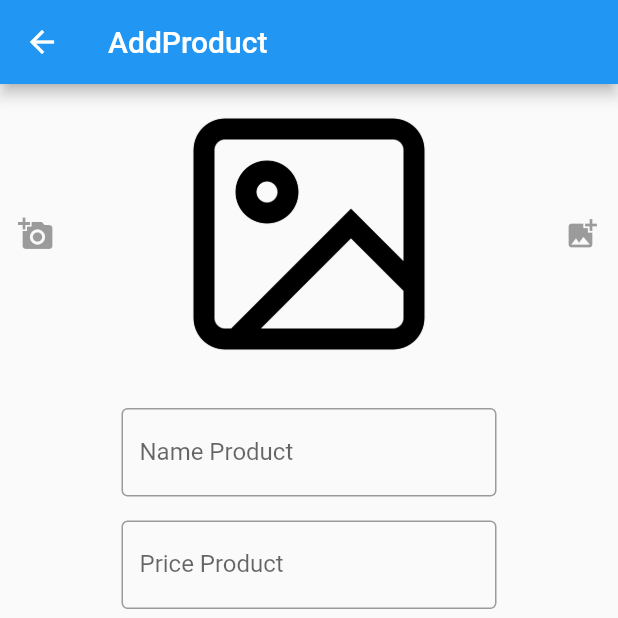
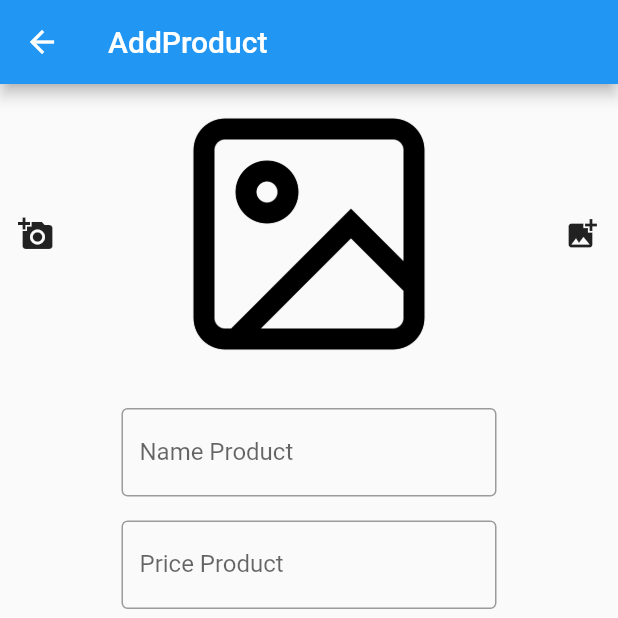
Before and after one commit to wnuntawat/armrciV2, a Flutter app: the AddProductShop screen opened directly, on a phone screen of 412 x 824 dp, the top half of it. Run offline on Flutter 3.47's test engine with Material 2 defaults, Android fonts, the phone set to English and light mode, and no system bars; our stand-ins replace dio, image_picker, shared_preferences; accounts and stored records are empty.

Commit message:
update 11.20

```diff
--- a/lib/page/add_product_shop.dart
+++ b/lib/page/add_product_shop.dart
@@ -1,5 +1,8 @@
+import 'dart:io';
+
 import 'package:armrci/utility/my_style.dart';
 import 'package:flutter/material.dart';
+import 'package:image_picker/image_picker.dart';
 
 class AddProductShop extends StatefulWidget {
   @override
@@ -7,6 +10,8 @@ class AddProductShop extends StatefulWidget {
 }
 
 class _AddProductShopState extends State<AddProductShop> {
+  File file;
+
   @override
   Widget build(BuildContext context) {
     return Scaffold(
@@ -29,34 +34,58 @@ class _AddProductShopState extends State<AddProductShop> {
   Widget nameForm() => Container(
         width: 250,
         margin: EdgeInsets.only(top: 16),
-        child: TextField(decoration: MyStyle().myInputDecoration('Name Product'),),
+        child: TextField(
+          decoration: MyStyle().myInputDecoration('Name Product'),
+        ),
       );
 
-
-Widget priceForm() => Container(
+  Widget priceForm() => Container(
         width: 250,
         margin: EdgeInsets.only(top: 16),
-        child: TextField(decoration: MyStyle().myInputDecoration('Price Product'),),
+        child: TextField(
+          decoration: MyStyle().myInputDecoration('Price Product'),
+        ),
       );
 
-      Widget detailForm() => Container(
+  Widget detailForm() => Container(
         width: 250,
         margin: EdgeInsets.only(top: 16),
-        child: TextField(decoration: MyStyle().myInputDecoration('Detail Product'),),
+        child: TextField(
+          decoration: MyStyle().myInputDecoration('Detail Product'),
+        ),
       );
 
+  Future<Null> chooseSource(ImageSource source) async {
+    try {
+      var object = await ImagePicker().getImage(
+        source: source,
+        maxWidth: 800,
+        maxHeight: 800,
+      );
+      setState(() {
+        file = File(object.path);
+      });
+    } catch (e) {}
+  }
 
   Widget imageGroup() => Row(
         mainAxisAlignment: MainAxisAlignment.spaceBetween,
         children: <Widget>[
-          IconButton(icon: Icon(Icons.add_a_photo), onPressed: null),
+          IconButton(
+            icon: Icon(Icons.add_a_photo),
+            onPressed: () => chooseSource(ImageSource.camera),
+          ),
           Container(
             padding: EdgeInsets.all(16),
             width: 200,
             height: 200,
-            child: Image.asset('images/pic.png'),
+            child:
+                file == null ? Image.asset('images/pic.png') : Image.file(file),
           ),
-          IconButton(icon: Icon(Icons.add_photo_alternate), onPressed: null),
+          IconButton(
+            icon: Icon(Icons.add_photo_alternate),
+            onPressed: () => chooseSource(ImageSource.gallery),
+          ),
         ],
       );
 }
--- a/pubspec.yaml
+++ b/pubspec.yaml
@@ -31,6 +31,7 @@ dependencies:
   dio: ^3.0.9
   shared_preferences: ^0.5.7+3
   intl: ^0.16.1
+  image_picker: ^0.6.7+4
 
 dev_dependencies:
   flutter_test:
```
Also changed, not shown: pubspec.lock.
